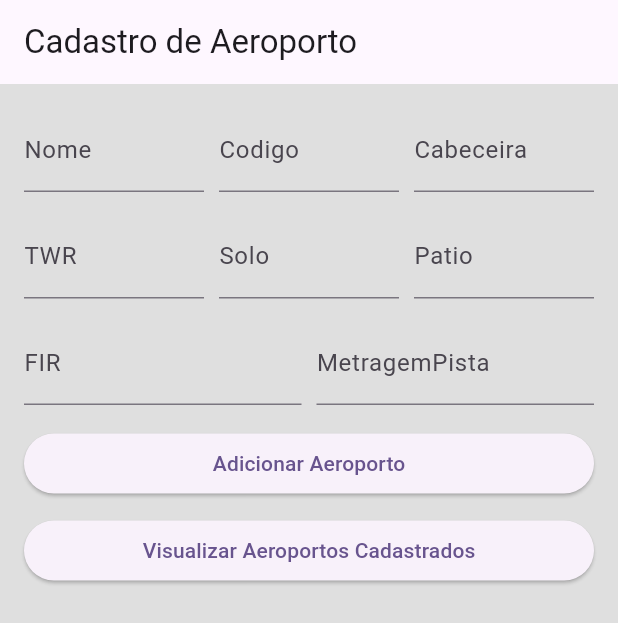
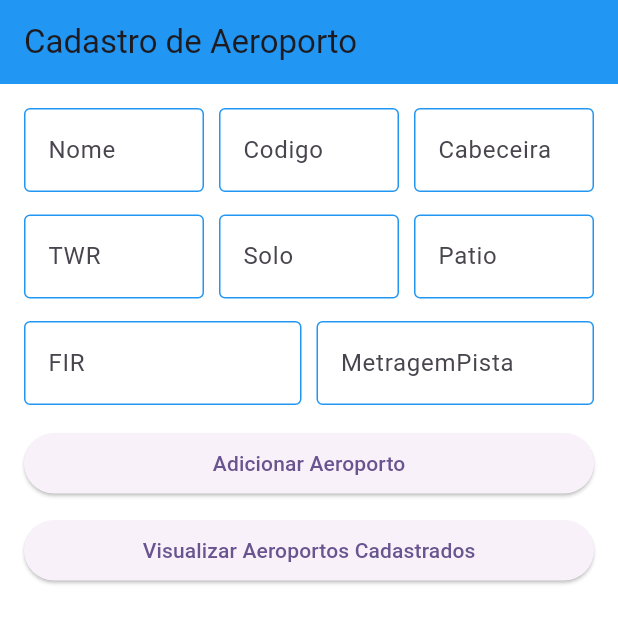
Before and after one commit to HermesLeonardo/AppAviao, a Flutter app: the tela_cadastro_aeroporto screen opened directly, on a phone screen of 412 x 824 dp. Shown: the top 623 px of the screen. Run offline on Flutter 3.47's test engine with Material 3 defaults, Android fonts, the phone set to English and light mode, and no system bars; our stand-ins replace sqflite, sqflite_common_ffi; accounts and stored records are empty.

Commit message:
finalização do conceito CRUD na tela de cadastro do aeroporto, faltando apenas a personalização da tela

```diff
--- a/lib/Custons/Custom_tela_aeroporto/custom_from_text_field_aero.dart
+++ b/lib/Custons/Custom_tela_aeroporto/custom_from_text_field_aero.dart
@@ -16,7 +16,26 @@ class custom_from_text_field_aero extends StatelessWidget {
   Widget build(BuildContext context) {
     return TextFormField(
       controller: controller,
-      decoration: InputDecoration(labelText: labelText),
+      decoration: InputDecoration(
+        labelText: labelText,
+        border: const OutlineInputBorder(
+          borderSide: BorderSide(
+            color: Colors.blue, // Define a cor do contorno
+          ),
+        ),
+        enabledBorder: const OutlineInputBorder(
+          borderSide: BorderSide(
+            color: Colors
+                .blue, // Define a cor do contorno quando o campo não está em foco
+          ),
+        ),
+        focusedBorder: const OutlineInputBorder(
+          borderSide: BorderSide(
+            color: Colors
+                .blue, // Define a cor do contorno quando o campo está em foco
+          ),
+        ),
+      ),
       validator: validator,
     );
   }
--- a/lib/listagem_aeroporto/TesteListagem.dart
+++ b/lib/listagem_aeroporto/TesteListagem.dart
@@ -74,8 +74,8 @@ class _TesteListagemState extends State<TesteListagem> {
         },
       ),
       appBar: AppBar(
-        title: const Text("Teste de listagem"),
-        backgroundColor: const Color.fromARGB(255, 30, 106, 219),
+        title: const Text("Listagem de Aeroportos"),
+        backgroundColor: Colors.blue,
       ),
       floatingActionButton: FloatingActionButton(
         onPressed: () {
--- a/lib/listagem_aeroporto/itensLista.dart
+++ b/lib/listagem_aeroporto/itensLista.dart
@@ -29,7 +29,8 @@ class ItensLista extends StatelessWidget {
           mainAxisSize: MainAxisSize.min,
           children: [
             IconButton(
-              icon: const Icon(Icons.edit, color: Colors.orange),
+              icon: const Icon(Icons.remove_red_eye_rounded,
+                  color: Color.fromARGB(255, 38, 84, 210)),
               onPressed: onEdit,
             ),
             IconButton(
--- a/lib/main.dart
+++ b/lib/main.dart
@@ -25,6 +25,6 @@ class MyApp extends StatelessWidget {
           colorScheme: ColorScheme.fromSeed(seedColor: Colors.deepPurple),
           useMaterial3: true,
         ),
-        home: const tela_criar_conta());
+        home: const tela_cadastro_aeroporto());
   }
 }
--- a/lib/pages/tela_cadastro_aeroporto.dart
+++ b/lib/pages/tela_cadastro_aeroporto.dart
@@ -40,8 +40,9 @@ class _tela_cadastro_aeroportoState extends State<tela_cadastro_aeroporto> {
   @override
   Widget build(BuildContext context) {
     return Scaffold(
-      backgroundColor: const Color.fromARGB(211, 216, 216, 216),
+      backgroundColor: Colors.white,
       appBar: AppBar(
+        backgroundColor: Colors.blue,
         title: const Text('Cadastro de Aeroporto'),
       ),
       body: Form(
--- a/lib/pages/tela_cadastro_controle_voo.dart
+++ b/lib/pages/tela_cadastro_controle_voo.dart
@@ -1,6 +1,4 @@
 //import 'dart:html';
-
-import 'dart:js';
 
 import 'package:appaviao/Custons/custom_tela_controle_voo/custom_from_text_field_controlevoo.dart';
 import 'package:appaviao/pages/tela_inicial.dart';
```
Also changed, not shown: lib/listagem_aeroporto/tela_editar_aeros.dart (+100 -37 lines).
